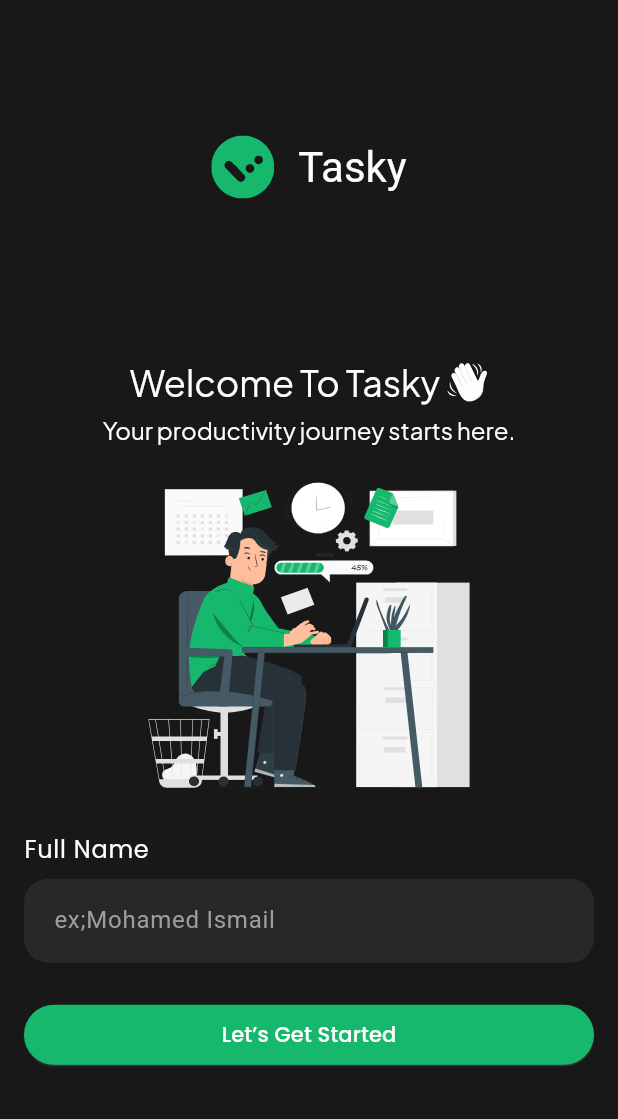
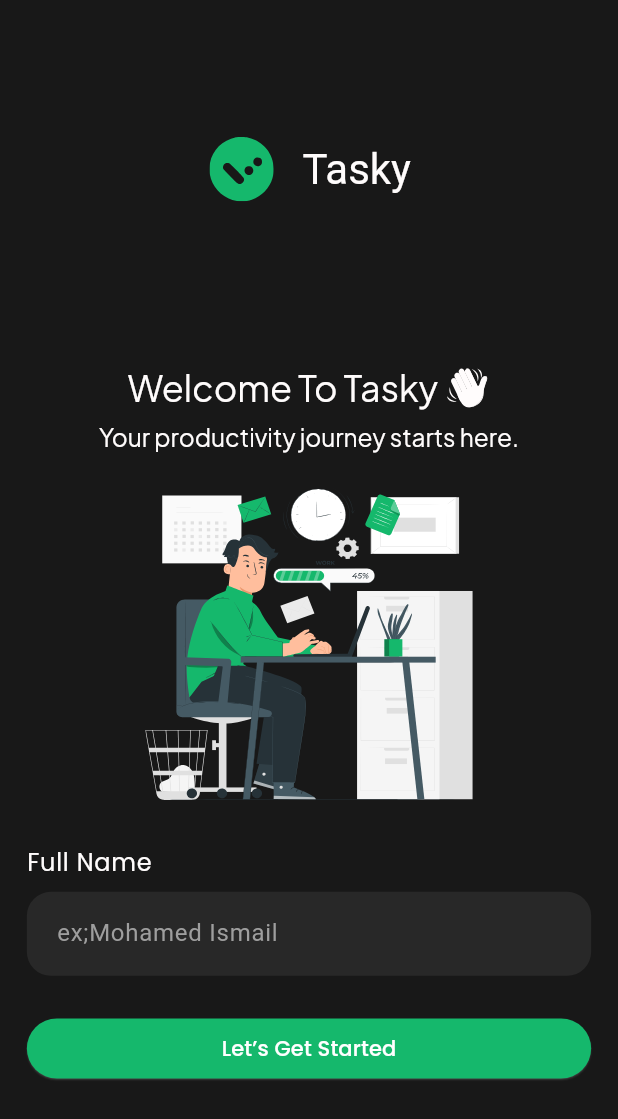
Before and after one commit to mohameddefalaa/TaskyApp, a Flutter app: the screen it shows after launch, on a phone screen of 412 x 824 dp. Shown: the top 1119 px of the screen. Run offline on Flutter 3.47's test engine with Material 3 defaults, Android fonts, the phone set to English and light mode, and no system bars; our stand-ins replace flutter_screenutil, flutter_svg, google_fonts, image_picker, percent_indicator, shared_preferences.

Commit message:
add flutter_screenutil for responsive design and update UI components in welcome screen and theming files

```diff
--- a/lib/Features/Welcome/welcome_screen.dart
+++ b/lib/Features/Welcome/welcome_screen.dart
@@ -6,6 +6,7 @@ import 'package:protofilio/core/constants/storge_key.dart';
 import 'package:protofilio/core/services/perfrence_manager.dart';
 import 'package:protofilio/core/widgets/custome_button.dart';
 import 'package:protofilio/Features/Home/components/custome_svg.dart';
+import 'package:flutter_screenutil/flutter_screenutil.dart';
 
 class WelcomeScreen extends StatefulWidget {
   const WelcomeScreen({super.key});
@@ -41,7 +42,7 @@ class _WelcomeScreenState extends State<WelcomeScreen> {
       child: Scaffold(
         resizeToAvoidBottomInset: true,
         body: Padding(
-          padding: const EdgeInsets.symmetric(vertical: 8.0, horizontal: 16),
+          padding: EdgeInsets.symmetric(vertical: 8.dg, horizontal: 16.dg),
           child: SingleChildScrollView(
             child: Form(
               key: _namekey,
@@ -58,14 +59,14 @@ class _WelcomeScreenState extends State<WelcomeScreen> {
                       // ),
                       CustomeSvg(
                         path: 'assets/images/AppLogo.svg',
-                        height: 42,
-                        width: 42,
+                        height: 42.h,
+                        width: 42.w,
                       ),
-                      SizedBox(width: 16),
+                      SizedBox(width: 16.w),
                       Text("Tasky", style: TextTheme.of(context).displayMedium),
                     ],
                   ),
-                  const SizedBox(height: 108),
+                  SizedBox(height: 108.h),
                   Row(
                     mainAxisAlignment: MainAxisAlignment.center,
                     children: [
@@ -75,25 +76,25 @@ class _WelcomeScreenState extends State<WelcomeScreen> {
                       ),
                       CustomeSvg.withoutcolor(
                         path: "assets/images/waving-hand.svg",
-                        height: 28,
-                        width: 28,
+                        height: 28.h,
+                        width: 28.w,
                       ),
                     ],
                   ),
-                  const SizedBox(height: 8),
+                  SizedBox(height: 8.h),
                   Text(
                     "Your productivity journey starts here.",
                     style: TextTheme.of(
                       context,
-                    ).displaySmall!.copyWith(fontSize: 16),
+                    ).displaySmall!.copyWith(fontSize: 16.sp),
                   ),
-                  const SizedBox(height: 24),
+                  SizedBox(height: 24.h),
                   SvgPicture.asset(
                     "assets/images/pana.svg",
-                    height: 204.39,
-                    width: 215,
+                    height: 204.39.h,
+                    width: 215.w,
                   ),
-                  const SizedBox(height: 28),
+                  SizedBox(height: 28.h),
                   Align(
                     alignment: AlignmentGeometry.centerLeft,
                     child: Text(
@@ -101,7 +102,7 @@ class _WelcomeScreenState extends State<WelcomeScreen> {
                       style: TextTheme.of(context).titleMedium,
                     ),
                   ),
-                  const SizedBox(height: 8),
+                  SizedBox(height: 8.h),
 
                   TextFormField(
                     decoration: InputDecoration(hintText: 'ex;Mohamed Ismail'),
@@ -113,7 +114,7 @@ class _WelcomeScreenState extends State<WelcomeScreen> {
                     },
                     controller: nameController,
                   ),
-                  const SizedBox(height: 24),
+                  SizedBox(height: 24.h),
                   CustomeButton(
                     icon: SizedBox(),
                     title: 'Let’s Get Started',
@@ -141,7 +142,7 @@ class _WelcomeScreenState extends State<WelcomeScreen> {
                               style: TextStyle(
                                 color: Colors.white,
                                 fontWeight: FontWeight.w300,
-                                fontSize: 16,
+                                fontSize: 16.sp,
                               ),
                             ),
                           ),
--- a/lib/main.dart
+++ b/lib/main.dart
@@ -8,6 +8,7 @@ import 'package:protofilio/theme/dark_theme.dart';
 import 'package:protofilio/theme/light_theme.dart';
 import 'package:protofilio/theme/theme_controller.dart';
 import 'package:provider/provider.dart';
+import 'package:flutter_screenutil/flutter_screenutil.dart';
 
 void main() async {
   WidgetsFlutterBinding.ensureInitialized();
@@ -31,6 +32,10 @@ class TaskyApp extends StatelessWidget {
           },
           builder: (context, child) {
             final controller = context.watch<TasksController>();
+            return ScreenUtilInit(
+              designSize: const Size(375, 809),
+              minTextAdapt: true,
+              builder: (context, child) {
                 return MaterialApp(
                   debugShowCheckedModeBanner: false,
                   theme: lightTheme,
@@ -48,5 +53,7 @@ class TaskyApp extends StatelessWidget {
             );
           },
         );
+      },
+    );
   } // hello git
 }
--- a/lib/theme/light_theme.dart
+++ b/lib/theme/light_theme.dart
@@ -1,4 +1,5 @@
 import 'package:flutter/material.dart';
+import 'package:flutter_screenutil/flutter_screenutil.dart';
 import 'package:google_fonts/google_fonts.dart';
 import 'package:protofilio/theme/colors.dart';
 
@@ -33,7 +34,7 @@ ThemeData lightTheme = ThemeData(
       if (state.contains(WidgetState.selected)) {
         return 0;
       } else {
-        return 2;
+        return 2.w;
       }
     }),
   ),
@@ -43,7 +44,7 @@ ThemeData lightTheme = ThemeData(
     iconTheme: IconThemeData(color: AppColor.primaryLightText),
     centerTitle: true,
     titleTextStyle: GoogleFonts.poppins(
-      fontSize: 20,
+      fontSize: 20.sp,
       fontWeight: FontWeight.w400,
       color: AppColor.primaryLightText,
     ),
@@ -55,7 +56,7 @@ ThemeData lightTheme = ThemeData(
     style: ElevatedButton.styleFrom(
       elevation: .5,
       shadowColor: Colors.grey,
-      fixedSize: Size(double.infinity, 40),
+      fixedSize: Size(double.infinity, 40.h),
       foregroundColor: Colors.transparent,
       backgroundColor: AppColor.primaryColor,
     ),
@@ -70,21 +71,21 @@ ThemeData lightTheme = ThemeData(
     foregroundColor: Color(0xffFFFCFC),
     backgroundColor: AppColor.primaryColor,
     shape: OutlineInputBorder(
-      borderRadius: BorderRadius.circular(30),
+      borderRadius: BorderRadius.circular(30.r),
       borderSide: BorderSide(color: Colors.transparent),
     ),
   ),
   iconButtonTheme: IconButtonThemeData(
     style: ButtonStyle(
-      iconSize: WidgetStatePropertyAll(24),
+      iconSize: WidgetStatePropertyAll(24.r),
       iconColor: WidgetStatePropertyAll(Color(0xff3A4640)),
     ),
   ),
-  iconTheme: IconThemeData(size: 24, color: AppColor.primaryLightText),
+  iconTheme: IconThemeData(size: 24.r, color: AppColor.primaryLightText),
   listTileTheme: ListTileThemeData(
     contentPadding: EdgeInsets.zero,
     titleTextStyle: GoogleFonts.poppins(
-      fontSize: 16,
+      fontSize: 16.sp,
       fontWeight: FontWeight.w400,
       color: AppColor.primaryLightText,
     ),
@@ -93,28 +94,28 @@ ThemeData lightTheme = ThemeData(
   ),
   dividerTheme: DividerThemeData(color: AppColor.lightBoreder, thickness: 1),
   inputDecorationTheme: InputDecorationThemeData(
-    contentPadding: EdgeInsets.symmetric(vertical: 16, horizontal: 16),
-    hintStyle: TextStyle(fontSize: 16, color: AppColor.placeholderText),
+    contentPadding: EdgeInsets.symmetric(vertical: 16.h, horizontal: 16.w),
+    hintStyle: TextStyle(fontSize: 16.sp, color: AppColor.placeholderText),
     border: OutlineInputBorder(
-      borderRadius: BorderRadius.circular(16),
+      borderRadius: BorderRadius.circular(16.r),
 
-      borderSide: BorderSide(color: AppColor.lightBoreder, width: 0.25),
+      borderSide: BorderSide(color: AppColor.lightBoreder, width: 0.25.w),
     ),
 
     focusedBorder: OutlineInputBorder(
-      borderRadius: BorderRadius.circular(16),
+      borderRadius: BorderRadius.circular(16.r),
 
-      borderSide: BorderSide(color: AppColor.lightBoreder, width: 0.35),
+      borderSide: BorderSide(color: AppColor.lightBoreder, width: 0.35.w),
     ),
     enabledBorder: OutlineInputBorder(
-      borderRadius: BorderRadius.circular(16),
+      borderRadius: BorderRadius.circular(16.r),
 
-      borderSide: BorderSide(color: AppColor.lightBoreder, width: 0.35),
+      borderSide: BorderSide(color: AppColor.lightBoreder, width: 0.35.w),
     ),
     errorBorder: OutlineInputBorder(
-      borderRadius: BorderRadius.circular(16),
+      borderRadius: BorderRadius.circular(16.r),
 
-      borderSide: BorderSide(color: Colors.red, width: 0.5),
+      borderSide: BorderSide(color: Colors.red, width: 0.5.w),
     ),
     //
     filled: true,
@@ -122,14 +123,14 @@ ThemeData lightTheme = ThemeData(
   ),
   textTheme: TextTheme(
     bodyMedium: GoogleFonts.poppins(
-      fontSize: 14,
+      fontSize: 14.sp,
       color: AppColor.primaryLightText, // اللون الذي كنت تضعه في الـ Style
       letterSpacing: .5,
 
       // الـ Letter Spacing الذي طلبته
     ),
     headlineLarge: GoogleFonts.plusJakartaSans(
-      fontSize: 32,
+      fontSize: 32.sp,
       color: AppColor.primaryLightText,
       fontWeight: FontWeight.w400,
       letterSpacing: .5, // الـ Letter Spacing الذي طلبته
@@ -137,22 +138,22 @@ ThemeData lightTheme = ThemeData(
     titleMedium: GoogleFonts.poppins(
       color: AppColor.primaryLightText,
 
-      fontSize: 16,
+      fontSize: 16.sp,
       fontWeight: FontWeight.w400,
       letterSpacing: .5,
     ),
     titleLarge: GoogleFonts.poppins(
-      fontSize: 20,
+      fontSize: 20.sp,
       fontWeight: FontWeight.w400, // غالباً يكون شبه عريض (Semi-Bold)
       color: AppColor.primaryLightText,
     ),
     displayMedium: GoogleFonts.plusJakartaSans(
-      fontSize: 28,
+      fontSize: 28.sp,
       color: AppColor.primaryLightText,
       fontWeight: FontWeight.w400,
     ),
     displaySmall: GoogleFonts.plusJakartaSans(
-      fontSize: 24,
+      fontSize: 24.sp,
       fontWeight: FontWeight.w400,
       color: AppColor.primaryLightText,
     ),
@@ -167,11 +168,11 @@ ThemeData lightTheme = ThemeData(
   bottomNavigationBarTheme: BottomNavigationBarThemeData(
     unselectedIconTheme: IconThemeData(color: AppColor.secondaryLightText),
     selectedLabelStyle: GoogleFonts.roboto(
-      fontSize: 12,
+      fontSize: 12.sp,
       fontWeight: FontWeight.w600,
       color: Color(0xff3A4640),
     ),
-    selectedIconTheme: IconThemeData(color: AppColor.primaryColor, size: 25),
+    selectedIconTheme: IconThemeData(color: AppColor.primaryColor, size: 25.r),
     selectedItemColor: AppColor.primaryColor,
     unselectedItemColor: Color(0xff3A4640),
     type: BottomNavigationBarType.fixed,
@@ -179,7 +180,7 @@ ThemeData lightTheme = ThemeData(
   ),
   checkboxTheme: CheckboxThemeData(
     shape: RoundedRectangleBorder(
-      borderRadius: BorderRadiusGeometry.circular(4),
+      borderRadius: BorderRadiusGeometry.circular(4.r),
     ),
     fillColor: WidgetStateProperty.resolveWith((state) {
       if (state.contains(WidgetState.selected)) {
@@ -189,20 +190,20 @@ ThemeData lightTheme = ThemeData(
       }
     }),
     checkColor: WidgetStatePropertyAll(AppColor.primaryDarkText),
-    side: BorderSide(color: AppColor.lightBoreder, width: 2),
+    side: BorderSide(color: AppColor.lightBoreder, width: 2.w),
   ),
   splashFactory: NoSplash.splashFactory,
   popupMenuTheme: PopupMenuThemeData(
     labelTextStyle: WidgetStatePropertyAll(
       GoogleFonts.poppins(
-        fontSize: 14,
+        fontSize: 14.sp,
         fontWeight: FontWeight.w400,
         color: AppColor.primaryLightText,
       ),
     ),
     color: AppColor.lightBackground,
     shape: RoundedRectangleBorder(
-      borderRadius: BorderRadiusGeometry.circular(16),
+      borderRadius: BorderRadiusGeometry.circular(16.r),
       // side: BorderSide(color: AppColor.primaryColor.withAlpha(40)),
     ),
     shadowColor: AppColor.darkBackground,
@@ -211,7 +212,7 @@ ThemeData lightTheme = ThemeData(
   bottomSheetTheme: BottomSheetThemeData(
     backgroundColor: AppColor.darkBackground,
     shape: RoundedRectangleBorder(
-      borderRadius: BorderRadiusGeometry.circular(16),
+      borderRadius: BorderRadiusGeometry.circular(16.r),
     ),
   ),
 );
--- a/pubspec.yaml
+++ b/pubspec.yaml
@@ -42,6 +42,7 @@ dependencies:
   image_picker: ^1.2.1
   path_provider: ^2.1.5
   provider: ^6.1.5+1
+  flutter_screenutil: ^5.9.3
 
 dev_dependencies:
   flutter_test:
```
Also changed, not shown: pubspec.lock. Lines whose indentation alone changed are shown as unchanged.
